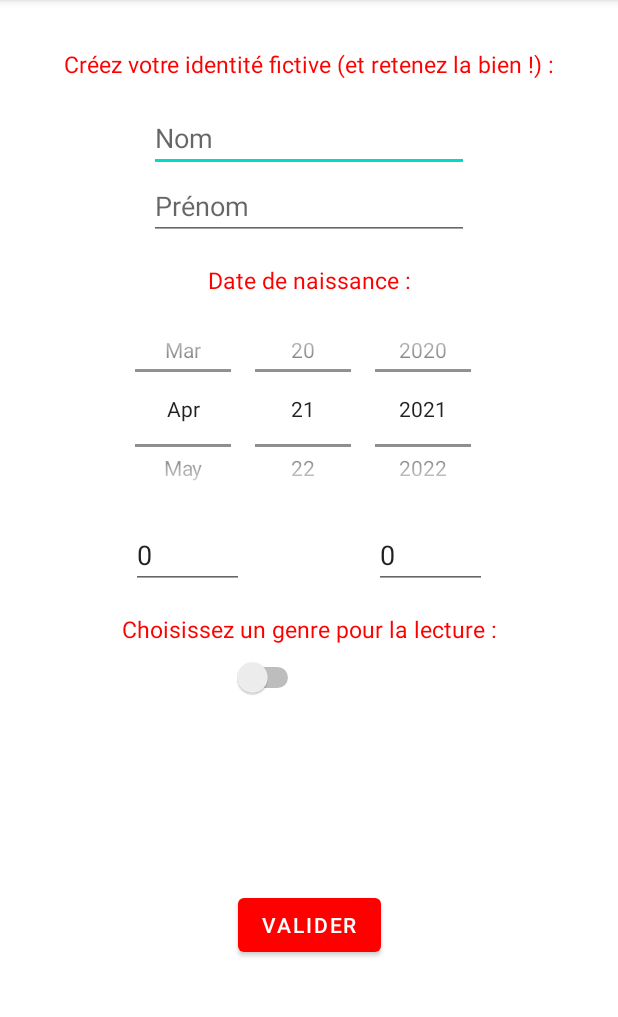
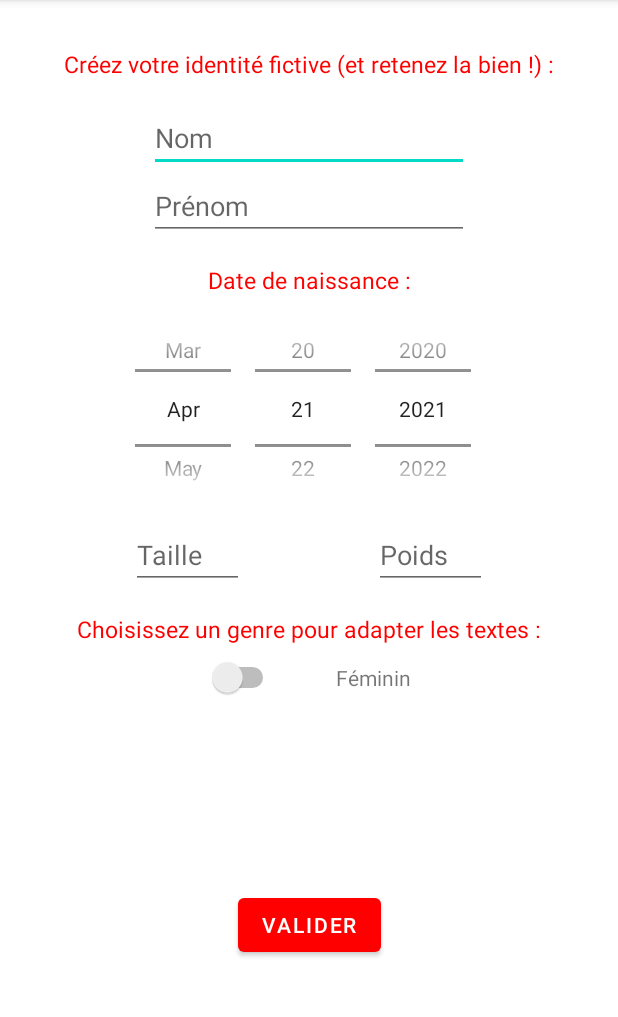
Before and after one commit to Madsky-Git/PrisonFantasy, an Android app: the screen it shows after launch (MainActivity), after a tap on "VALIDER", on a phone screen of 412 x 824 dp, the part 84-1101 px from its top. Run offline under Robolectric (Android 15) with nearby library versions, the phone set to English and light mode, and no system bars.

Commit message:
COMMIT NUMERO 9
Toasts corrigés (+ valeurs modifiées)
XML première page corrigé
XML main amélioré
Strings updated
Formulaire amélioré fonctionnel (crashs corrigés)
saveUserCreated() désactivé (à utiliser ailleurs, se renseigner)

-> 10 warnings à vérifier
-> Confirmer inutilité age = age.toString().toInt()
-> Commencer logique première page
-> Récupérer données dataStore
-> findViewByID corriger saveUserCreated()
-> Ajouter sauvegarde activité

```diff
--- a/app/src/main/java/pierrick/merielbussy/prisonfantasy/MainActivity.kt
+++ b/app/src/main/java/pierrick/merielbussy/prisonfantasy/MainActivity.kt
@@ -6,7 +6,9 @@ import android.widget.*
 import android.content.Intent
 import android.view.View
 import androidx.appcompat.app.AppCompatActivity
+/*
 import androidx.lifecycle.asLiveData
+ */
 import kotlinx.android.synthetic.main.activity_main.*
 import kotlinx.coroutines.GlobalScope
 import kotlinx.coroutines.launch
@@ -17,19 +19,18 @@ lateinit var userManager: UserManager
 var lastname = ""
 var firstname = ""
 var age = 0
+var gender = ""
 var height = 0
 var weight = 0
-var gender = ""
 
 val c: Calendar = Calendar.getInstance()
-var cYear = c.get(Calendar.YEAR)
-var cMonth = c.get(Calendar.MONTH)
-var cDay = c.get(Calendar.DAY_OF_MONTH)
+val cYear = c.get(Calendar.YEAR)
+val cMonth = c.get(Calendar.MONTH)
+val cDay = c.get(Calendar.DAY_OF_MONTH)
 
-var rYear = cYear
-var rMonth = cMonth
-var rDay = cDay
-
+var rYear = 0
+var rMonth = 0
+var rDay = 0
 
 class MainActivity : AppCompatActivity() {
     @SuppressLint("UseSwitchCompatOrMaterialCode")
@@ -38,6 +39,7 @@ class MainActivity : AppCompatActivity() {
         setContentView(R.layout.activity_main)
 
         userManager = UserManager(this)
+        gender = getString(R.string.result_gender_f)
 
         datePicker.init(cYear, cMonth, cDay) {
             view, year, monthOfYear, dayOfMonth ->
@@ -46,9 +48,11 @@ class MainActivity : AppCompatActivity() {
             rDay = datePicker.dayOfMonth
         }
 
+        // A UTILISER DANS LES AUTRES ACTIVITES
+        /*
         saveUserCreated()
+         */
 
-        resultGender.text = getString(R.string.result_gender_f)
         val selectGender = switchGenderButton
         selectGender.setOnCheckedChangeListener {selectGender, _ ->
             resultGender.text = if (selectGender.isChecked)
@@ -58,56 +62,71 @@ class MainActivity : AppCompatActivity() {
         }
     }
 
+    /*
     private fun saveUserCreated() {
         userManager.userLastNameFlow.asLiveData().observe(this, {
             lastname = it
-            findViewById<TextView>(R.id.createLastName).text = it.toString()
         })
         userManager.userFirstNameFlow.asLiveData().observe(this, {
             firstname = it
-            findViewById<TextView>(R.id.createFirstName).text = it.toString()
         })
         userManager.userHeightFlow.asLiveData().observe(this, {
             height = it
-            findViewById<TextView>(R.id.characterHeight).text = it.toString()
         })
         userManager.userWeightFlow.asLiveData().observe(this, {
             weight = it
-            findViewById<TextView>(R.id.characterWeight).text = it.toString()
         })
         userManager.userGenderFlow.asLiveData().observe(this, {
             gender = it
-            resultGender.text = it.toString()
         })
         userManager.userAgeFlow.asLiveData().observe(this, {
             age = it
         })
     }
+     */
 
     fun onValidate(button:View) {
         calculateAge()
 
-        if (age <18){
-            Toast.makeText(getApplicationContext(), "Votre personnage doit être majeur", Toast.LENGTH_LONG).show()
+        if (createLastName.text.isEmpty()){
+            Toast.makeText(applicationContext, getString(R.string.error_lastname_empty), Toast.LENGTH_LONG).show()
         }
-        else if (height <100 /*|| height >200*/){
-            Toast.makeText(getApplicationContext(), "La taille doit être entre 100 et 200 cm", Toast.LENGTH_LONG).show()
+        else if (createFirstName.text.isEmpty()) {
+            Toast.makeText(applicationContext, getString(R.string.error_firstname_empty), Toast.LENGTH_LONG).show()
         }
-        else if (weight <50 /*|| weight <200*/){
-            Toast.makeText(getApplicationContext(), "Le poids doit être entre 50 et 200 kg", Toast.LENGTH_LONG).show()
+        else if (characterHeight.text.isEmpty()) {
+            Toast.makeText(applicationContext, getString(R.string.error_height_empty), Toast.LENGTH_LONG).show()
+        }
+        else if (characterWeight.text.isEmpty()) {
+            Toast.makeText(applicationContext, getString(R.string.error_weight_empty), Toast.LENGTH_LONG).show()
         }
         else {
             lastname = createLastName.text.toString()
             firstname = createFirstName.text.toString()
+
             height = characterHeight.text.toString().toInt()
             weight = characterWeight.text.toString().toInt()
+
             gender = resultGender.text.toString()
+
+            // POSSIBLEMENT INUTILE
             age = age.toString().toInt()
 
+            if (age <18){
+                Toast.makeText(applicationContext, getString(R.string.error_age_value), Toast.LENGTH_LONG).show()
+            }
+            else if (height <100 || height >250){
+                Toast.makeText(applicationContext, getString(R.string.error_height_value), Toast.LENGTH_LONG).show()
+            }
+            else if (weight <30 || weight >300){
+                Toast.makeText(applicationContext, getString(R.string.error_weight_value), Toast.LENGTH_LONG).show()
+            }
+            else {
                 GlobalScope.launch { userManager.storeUser(lastname, firstname, age, height, weight, gender) }
 
                 val intent = Intent(this, FirstActivity::class.java)
                 startActivity(intent)
+            }
         }
     }
 
--- a/app/src/main/res/layout/activity_main.xml
+++ b/app/src/main/res/layout/activity_main.xml
@@ -119,6 +119,7 @@
         android:layout_width="wrap_content"
         android:layout_height="wrap_content"
         android:layout_marginEnd="100dp"
+        android:text="@string/result_gender_f"
         app:layout_constraintBaseline_toBaselineOf="@+id/switchGenderButton"
         app:layout_constraintEnd_toEndOf="parent"
         app:layout_constraintHorizontal_bias="0.5"
@@ -129,7 +130,7 @@
         android:layout_width="wrap_content"
         android:layout_height="wrap_content"
         android:onClick="onValidate"
-        android:text="Valider"
+        android:text="@string/validate_identity"
         app:layout_constraintBottom_toBottomOf="parent"
         app:layout_constraintEnd_toEndOf="parent"
         app:layout_constraintStart_toStartOf="parent"
--- a/app/src/main/res/values/strings.xml
+++ b/app/src/main/res/values/strings.xml
@@ -1,18 +1,29 @@
 <resources>
     <string name="app_name">PrisonFantasy</string>
 
+    <!-- ELEMENTS GRAPHIQUES FORMULAIRE CREATION PERSONNAGE -->
     <string name="create_identity">Créez votre identité fictive (et retenez la bien !) :</string>
     <string name="last_name">Nom</string>
     <string name="first_name">Prénom</string>
     <string name="birthday_text">Date de naissance :</string>
     <string name="choose_height">Taille</string>
     <string name="choose_weight">Poids</string>
-    <string name="select_gender">Choisissez un genre pour la lecture :</string>
+    <string name="select_gender">Choisissez un genre pour adapter les textes :</string>
     <string name="result_gender_f">Féminin</string>
     <string name="result_gender_m">Masculin</string>
+    <string name="validate_identity">Valider</string>
 
-    <string name="error_height_value">La taille doit être au minimum 100cm</string>
-    <string name="error_weight_value">Le poids doit être entre 50 et 200 kg</string>
+    <!-- ERREURS CHAMPS VIDES FORMULAIRE CREATION PERSONNAGE -->
+    <string name="error_lastname_empty">Vous devez choisir un nom de famille</string>
+    <string name="error_firstname_empty">Vous devez choisir un prénom</string>
+    <string name="error_height_empty">Vous devez choisir une taille</string>
+    <string name="error_weight_empty">Vous devez choisir un poids</string>
+
+    <!-- ERREURS VALEURS INCORRECTES FORMULAIRE CREATION PERSONNAGE -->
+    <string name="error_height_value">La taille doit être entre 100 et 250 cm</string>
+    <string name="error_weight_value">Le poids doit être entre 30 et 300 kg</string>
     <string name="error_age_value">Votre personnage doit être majeur</string>
+
+    <!-- LOREM IPSUM -->
     <string name="lorem_ipsum">Lorem ipsum dolor sit amet, consectetur adipiscing elit. Etiam ullamcorper magna non iaculis molestie. Etiam augue metus, fermentum sit amet leo a, accumsan rhoncus risus. Maecenas id aliquet sem. Suspendisse vehicula cursus semper. Nulla fringilla augue lacus, id convallis leo scelerisque in. Sed ut sapien lacinia, sagittis nisi non, tristique purus. Curabitur sed posuere quam. In hac habitasse platea dictumst. Maecenas ac erat tortor. Nam sagittis vitae ex vitae luctus. Maecenas volutpat mi ut tellus semper, in cursus augue bibendum. Donec eget turpis quis lectus vestibulum molestie euismod et dui. Donec ut leo ac magna ullamcorper semper et et tortor. Pellentesque diam nulla, dictum id feugiat sit amet, viverra gravida felis. Maecenas a neque velit. Vestibulum rutrum eget nunc id placerat. Aliquam semper, justo ut eleifend dictum, turpis erat viverra purus, ut mollis metus diam sed sem. Proin dignissim eros non ex pellentesque, consectetur tristique arcu consequat. Aenean feugiat sapien vel nulla consequat, non consequat diam congue. Nulla ornare erat et aliquam fringilla. Praesent quis ante tellus. Nam lobortis dictum dolor. Phasellus non elit elementum, elementum metus et, tempor tortor.</string>
 </resources>
```
Also changed, not shown: app/src/main/res/layout/activity_first.xml (+27 -6 lines), app/src/main/res/layout/activity_main_trash.xml (deleted, +0 -9 lines). Lines whose indentation alone changed are shown as unchanged.
